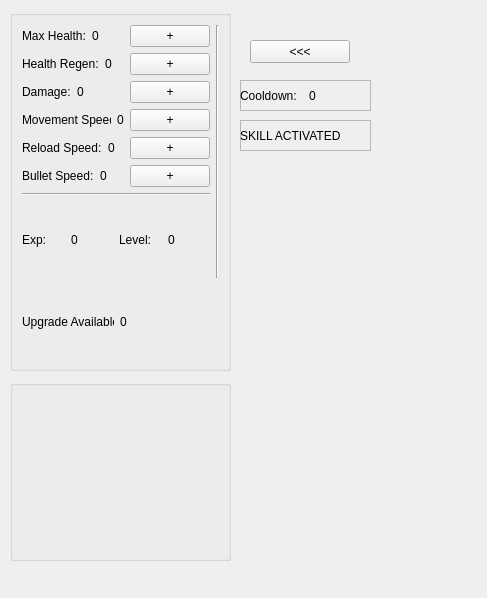
Old version of the form Hud.ui in the repository zhongvei/Tankoop.
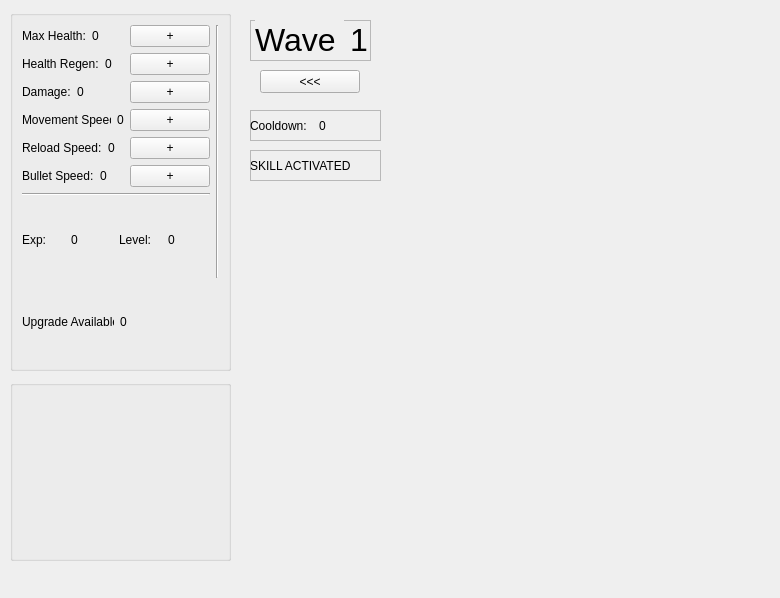
New version of the form. The open tabs and pages were chosen to show the change.

Commit message: fixed timer hud, turret spawn and display wave text on screen

```diff
--- a/Hud.ui
+++ b/Hud.ui
@@ -9,7 +9,7 @@
    <rect>
     <x>0</x>
     <y>0</y>
-    <width>487</width>
+    <width>780</width>
     <height>598</height>
    </rect>
   </property>
@@ -284,8 +284,8 @@
   <widget class="QPushButton" name="show_hud_btn">
    <property name="geometry">
     <rect>
-     <x>250</x>
-     <y>40</y>
+     <x>260</x>
+     <y>70</y>
      <width>100</width>
      <height>23</height>
     </rect>
@@ -300,8 +300,8 @@
   <widget class="QFrame" name="skill_status_frame">
    <property name="geometry">
     <rect>
-     <x>240</x>
-     <y>120</y>
+     <x>250</x>
+     <y>150</y>
      <width>131</width>
      <height>31</height>
     </rect>
@@ -335,8 +335,8 @@
   <widget class="QFrame" name="skill_cooldown_frame">
    <property name="geometry">
     <rect>
-     <x>240</x>
-     <y>80</y>
+     <x>250</x>
+     <y>110</y>
      <width>131</width>
      <height>31</height>
     </rect>
@@ -501,6 +501,66 @@
     <widget class="QWidget" name="page_2"/>
    </widget>
   </widget>
+  <widget class="QFrame" name="wave_frame">
+   <property name="geometry">
+    <rect>
+     <x>250</x>
+     <y>20</y>
+     <width>121</width>
+     <height>41</height>
+    </rect>
+   </property>
+   <property name="frameShape">
+    <enum>QFrame::StyledPanel</enum>
+   </property>
+   <property name="frameShadow">
+    <enum>QFrame::Raised</enum>
+   </property>
+   <widget class="QLabel" name="wave_value">
+    <property name="geometry">
+     <rect>
+      <x>100</x>
+      <y>0</y>
+      <width>24</width>
+      <height>39</height>
+     </rect>
+    </property>
+    <property name="font">
+     <font>
+      <family>Arial</family>
+      <pointsize>24</pointsize>
+     </font>
+    </property>
+    <property name="text">
+     <string>1</string>
+    </property>
+   </widget>
+   <widget class="QLabel" name="wave_label">
+    <property name="enabled">
+     <bool>true</bool>
+    </property>
+    <property name="geometry">
+     <rect>
+      <x>5</x>
+      <y>0</y>
+      <width>89</width>
+      <height>39</height>
+     </rect>
+    </property>
+    <property name="font">
+     <font>
+      <family>Arial</family>
+      <pointsize>24</pointsize>
+     </font>
+    </property>
+    <property name="autoFillBackground">
+     <bool>true</bool>
+    </property>
+    <property name="text">
+     <string>Wave </string>
+    </property>
+   </widget>
+  </widget>
  </widget>
  <resources/>
  <connections/>
```
Left out of the diff: 2 changed lines with no effect on the pictures. The commit also changes 9 other files.
